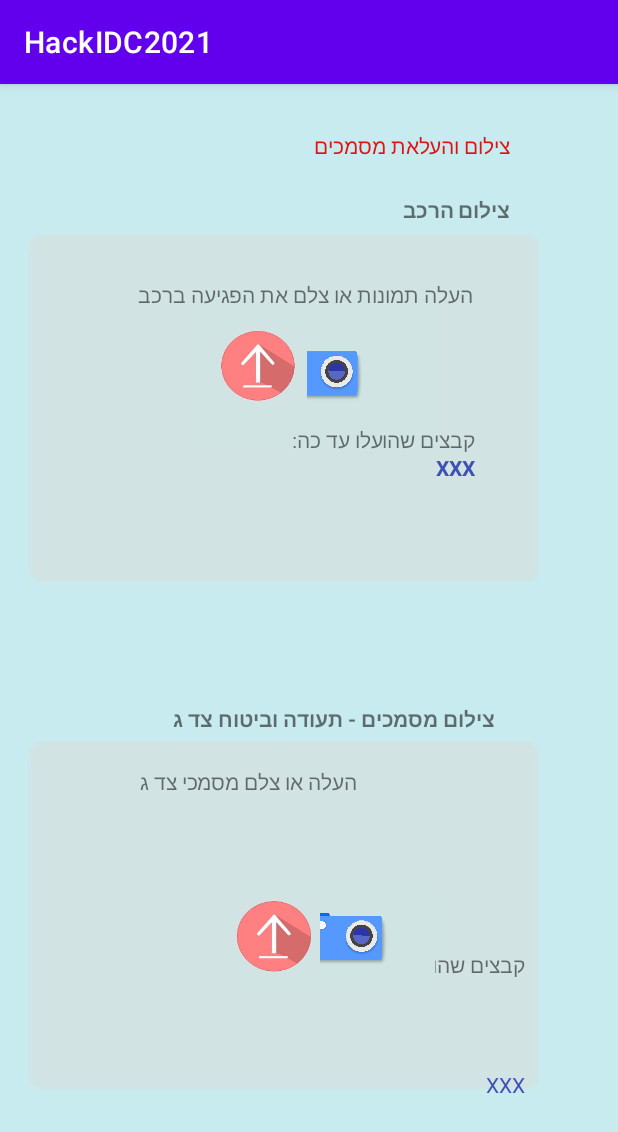
After one commit to ran6996/HackIDC2021, an Android app: the take_a_picture screen opened directly, with no data from a screen before it, on a phone screen of 412 x 824 dp. The commit adds this screen. Shown: the top 1132 px of the screen. Run offline under Robolectric (Android 15) with nearby library versions, the light colour scheme and no system bars.

Commit message:
gil 3rd page

```diff
--- a/app/src/main/AndroidManifest.xml
+++ b/app/src/main/AndroidManifest.xml
@@ -9,7 +9,8 @@
         android:roundIcon="@mipmap/ic_launcher_round"
         android:supportsRtl="true"
         android:theme="@style/Theme.HackIDC2021">
-        <activity android:name=".personal_details"></activity>
+        <activity android:name=".take_a_picture"></activity>
+        <activity android:name=".personal_details" />
         <activity android:name=".choose_subject" />
         <activity android:name=".MainActivity">
             <intent-filter>
--- /dev/null
+++ b/app/src/main/java/com/example/hackidc2021/take_a_picture.kt
@@ -0,0 +1,11 @@
+package com.example.hackidc2021
+
+import androidx.appcompat.app.AppCompatActivity
+import android.os.Bundle
+
+class take_a_picture : AppCompatActivity() {
+    override fun onCreate(savedInstanceState: Bundle?) {
+        super.onCreate(savedInstanceState)
+        setContentView(R.layout.activity_take_apicture)
+    }
+}
--- a/app/src/main/res/layout/activity_choose_subject.xml
+++ b/app/src/main/res/layout/activity_choose_subject.xml
@@ -119,8 +119,8 @@
         android:layout_width="wrap_content"
         android:layout_height="wrap_content"
         android:layout_marginTop="88dp"
-        android:layout_marginEnd="11dp"
-        android:layout_marginRight="11dp"
+        android:layout_marginEnd="8dp"
+        android:layout_marginRight="8dp"
         android:text="@string/name_name"
         app:layout_constraintEnd_toStartOf="@+id/textView7"
         app:layout_constraintTop_toTopOf="parent" />
--- a/app/src/main/res/layout/activity_main.xml
+++ b/app/src/main/res/layout/activity_main.xml
@@ -76,8 +76,8 @@
         android:id="@+id/textView5"
         android:layout_width="wrap_content"
         android:layout_height="wrap_content"
-        android:layout_marginStart="290dp"
-        android:layout_marginLeft="290dp"
+        android:layout_marginStart="260dp"
+        android:layout_marginLeft="260dp"
         android:layout_marginTop="30dp"
         android:layout_marginEnd="79dp"
         android:layout_marginRight="79dp"
@@ -135,8 +135,8 @@
         android:layout_width="180dp"
         android:layout_height="41dp"
         android:layout_marginTop="5dp"
-        android:layout_marginEnd="41dp"
-        android:layout_marginRight="41dp"
+        android:layout_marginEnd="26dp"
+        android:layout_marginRight="26dp"
         android:ems="10"
         android:hint="@string/mm"
         android:importantForAccessibility="no"
--- /dev/null
+++ b/app/src/main/res/layout/activity_take_apicture.xml
@@ -0,0 +1,203 @@
+<?xml version="1.0" encoding="utf-8"?>
+<androidx.constraintlayout.widget.ConstraintLayout xmlns:android="http://schemas.android.com/apk/res/android"
+    xmlns:app="http://schemas.android.com/apk/res-auto"
+    xmlns:tools="http://schemas.android.com/tools"
+    android:layout_width="match_parent"
+    android:layout_height="match_parent"
+    android:background="#C8EBEF"
+    tools:context=".take_a_picture">
+
+    <TextView
+        android:id="@+id/textView11"
+        android:layout_width="wrap_content"
+        android:layout_height="wrap_content"
+        android:layout_marginTop="31dp"
+        android:layout_marginEnd="72dp"
+        android:layout_marginRight="72dp"
+        android:text="@string/pic_uplo"
+        android:textColor="#DC1414"
+        app:layout_constraintEnd_toEndOf="parent"
+        app:layout_constraintTop_toTopOf="parent" />
+
+    <ImageView
+        android:id="@+id/imageView4"
+        android:layout_width="wrap_content"
+        android:layout_height="wrap_content"
+        android:layout_marginTop="23dp"
+        android:layout_marginEnd="18dp"
+        android:layout_marginRight="18dp"
+        android:contentDescription="@string/fky"
+        android:importantForAccessibility="no"
+        app:layout_constraintEnd_toEndOf="parent"
+        app:layout_constraintTop_toBottomOf="@+id/textView11"
+        app:srcCompat="@drawable/par" />
+
+    <ImageButton
+        android:id="@+id/imageButton5"
+        android:layout_width="155dp"
+        android:layout_height="106dp"
+        android:layout_marginTop="140dp"
+        android:layout_marginEnd="120dp"
+        android:layout_marginRight="120dp"
+        android:adjustViewBounds="true"
+        android:background="#D1E4E4"
+        android:contentDescription="@string/hello"
+        android:padding="20dp"
+        android:scaleType="fitCenter"
+        app:layout_constraintEnd_toEndOf="parent"
+        app:layout_constraintTop_toTopOf="parent"
+        app:srcCompat="@drawable/camera_2185357_1280" />
+
+    <TextView
+        android:id="@+id/textView14"
+        android:layout_width="wrap_content"
+        android:layout_height="wrap_content"
+        android:layout_marginTop="23dp"
+        android:layout_marginEnd="72dp"
+        android:layout_marginRight="72dp"
+        android:text="@string/takeapicofthecar"
+        android:textStyle="bold"
+        app:layout_constraintEnd_toEndOf="parent"
+        app:layout_constraintTop_toBottomOf="@+id/textView11" />
+
+    <TextView
+        android:id="@+id/textView18"
+        android:layout_width="wrap_content"
+        android:layout_height="wrap_content"
+        android:layout_marginStart="92dp"
+        android:layout_marginLeft="92dp"
+        android:layout_marginTop="37dp"
+        android:text="@string/instruct"
+        app:layout_constraintStart_toStartOf="parent"
+        app:layout_constraintTop_toBottomOf="@+id/textView14" />
+
+    <TextView
+        android:id="@+id/textView26"
+        android:layout_width="wrap_content"
+        android:layout_height="wrap_content"
+        android:layout_marginTop="227dp"
+        android:layout_marginEnd="95dp"
+        android:layout_marginRight="95dp"
+        android:text="@string/uploadedfiles"
+        app:layout_constraintEnd_toEndOf="parent"
+        app:layout_constraintTop_toTopOf="parent" />
+
+    <TextView
+        android:id="@+id/textView27"
+        android:layout_width="wrap_content"
+        android:layout_height="wrap_content"
+        android:layout_marginTop="246dp"
+        android:layout_marginEnd="95dp"
+        android:layout_marginRight="95dp"
+        android:text="@string/inputiii"
+        android:textColor="#3F51B5"
+        android:textStyle="bold"
+        app:layout_constraintEnd_toEndOf="parent"
+        app:layout_constraintTop_toTopOf="parent" />
+
+    <ImageView
+        android:id="@+id/imageView8"
+        android:layout_width="wrap_content"
+        android:layout_height="wrap_content"
+        android:layout_marginTop="412dp"
+        android:layout_marginEnd="18dp"
+        android:layout_marginRight="18dp"
+        app:layout_constraintEnd_toEndOf="parent"
+        app:layout_constraintTop_toTopOf="parent"
+        app:srcCompat="@drawable/par"
+        android:contentDescription="@string/joy" />
+
+    <TextView
+        android:id="@+id/textView28"
+        android:layout_width="wrap_content"
+        android:layout_height="wrap_content"
+        android:layout_marginTop="50dp"
+        android:layout_marginEnd="82dp"
+        android:layout_marginRight="82dp"
+        android:text="@string/pic_tp"
+        android:textStyle="bold"
+        app:layout_constraintEnd_toEndOf="parent"
+        app:layout_constraintTop_toBottomOf="@+id/imageView4" />
+
+    <TextView
+        android:id="@+id/textView29"
+        android:layout_width="wrap_content"
+        android:layout_height="wrap_content"
+        android:layout_marginTop="455dp"
+        android:layout_marginEnd="174dp"
+        android:layout_marginRight="174dp"
+        android:text="@string/cside"
+        app:layout_constraintEnd_toEndOf="parent"
+        app:layout_constraintTop_toTopOf="parent" />
+
+    <TextView
+        android:id="@+id/textView30"
+        android:layout_width="wrap_content"
+        android:layout_height="wrap_content"
+        android:layout_marginTop="577dp"
+        android:layout_marginEnd="62dp"
+        android:layout_marginRight="62dp"
+        android:text="@string/filefile"
+        app:layout_constraintEnd_toEndOf="parent"
+        app:layout_constraintTop_toTopOf="parent" />
+
+    <TextView
+        android:id="@+id/textView31"
+        android:layout_width="wrap_content"
+        android:layout_height="wrap_content"
+        android:layout_marginEnd="62dp"
+        android:layout_marginRight="62dp"
+        android:layout_marginBottom="91dp"
+        android:text="@string/files"
+        android:textColor="#3F51B5"
+        app:layout_constraintBottom_toBottomOf="parent"
+        app:layout_constraintEnd_toEndOf="parent" />
+
+    <ImageButton
+        android:id="@+id/imageButton6"
+        android:layout_width="65dp"
+        android:layout_height="53dp"
+        android:layout_marginStart="139dp"
+        android:layout_marginLeft="139dp"
+        android:layout_marginTop="161dp"
+        android:adjustViewBounds="true"
+        android:background="#D1E4E4"
+        android:cropToPadding="true"
+        android:scaleType="fitCenter"
+        app:layout_constraintStart_toStartOf="parent"
+        app:layout_constraintTop_toTopOf="parent"
+        app:srcCompat="@drawable/upp"
+        android:contentDescription="@string/fun" />
+
+    <ImageButton
+        android:id="@+id/imageButton7"
+        android:layout_width="118dp"
+        android:layout_height="65dp"
+        android:layout_marginEnd="122dp"
+        android:layout_marginRight="122dp"
+        android:layout_marginBottom="166dp"
+        android:adjustViewBounds="true"
+        android:background="#D1E4E4"
+        android:scaleType="fitCenter"
+        app:layout_constraintBottom_toBottomOf="parent"
+        app:layout_constraintEnd_toEndOf="parent"
+        app:srcCompat="@drawable/camera_2185357_1280"
+        android:contentDescription="@string/gapr" />
+
+    <ImageButton
+        android:id="@+id/imageButton8"
+        android:layout_width="61dp"
+        android:layout_height="63dp"
+        android:layout_marginStart="152dp"
+        android:layout_marginLeft="152dp"
+        android:layout_marginBottom="168dp"
+        android:adjustViewBounds="true"
+        android:background="#D1E4E4"
+        android:cropToPadding="true"
+        android:scaleType="fitCenter"
+        app:layout_constraintBottom_toBottomOf="parent"
+        app:layout_constraintStart_toStartOf="parent"
+        app:srcCompat="@drawable/upp"
+        android:contentDescription="@string/ndjb" />
+
+</androidx.constraintlayout.widget.ConstraintLayout>
--- a/app/src/main/res/values/strings.xml
+++ b/app/src/main/res/values/strings.xml
@@ -49,4 +49,19 @@
     <string name="amam">tofo</string>
     <string name="nn" />
     <string name="mm" />
+    <string name="pic_tp">צילום מסמכים - תעודה וביטוח צד ג</string>
+    <string name="files">XXX</string>
+    <string name="pic_uplo">צילום והעלאת מסמכים</string>
+    <string name="filefile">קבצים שהועלו עד כה:</string>
+    <string name="cside">העלה או צלם מסמכי צד ג</string>
+    <string name="takeapicofthecar">צילום הרכב</string>
+    <string name="instruct">העלה תמונות או צלם את הפגיעה ברכב</string>
+    <string name="uploadedfiles">קבצים שהועלו עד כה:</string>
+    <string name="inputiii">XXX</string>
+    <string name="ndjb">TODO</string>
+    <string name="gapr">TODO</string>
+    <string name="fun">TODO</string>
+    <string name="joy">TODO</string>
+    <string name="fky">nothing</string>
+    <string name="hello">discription</string>
 </resources>
```
Also changed, not shown: app/src/main/res/drawable/camera_2185357_1280.png (added), app/src/main/res/drawable/download_1915749_1280.png (added), app/src/main/res/drawable/upp.jpg (added).
